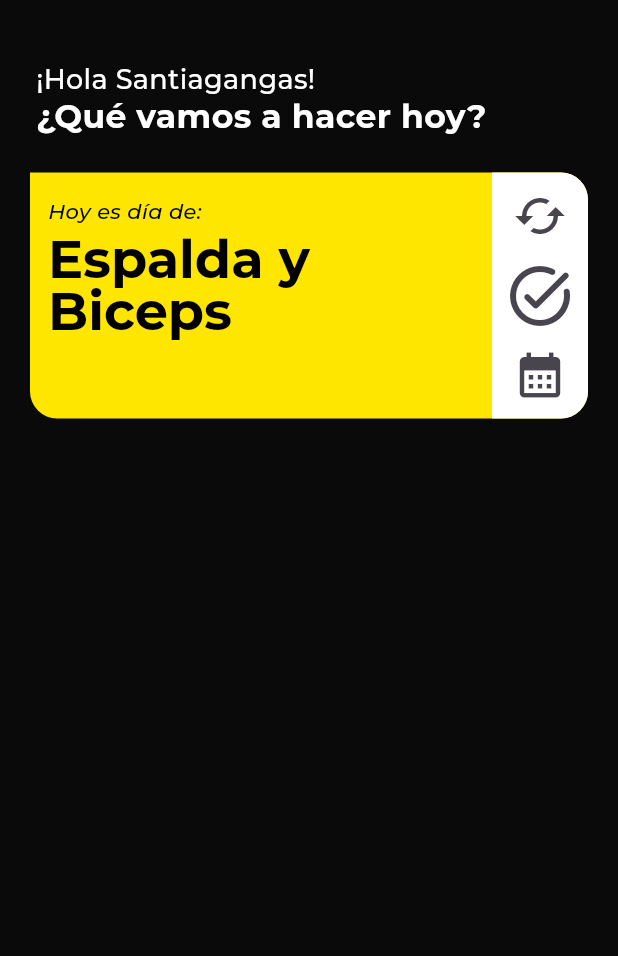
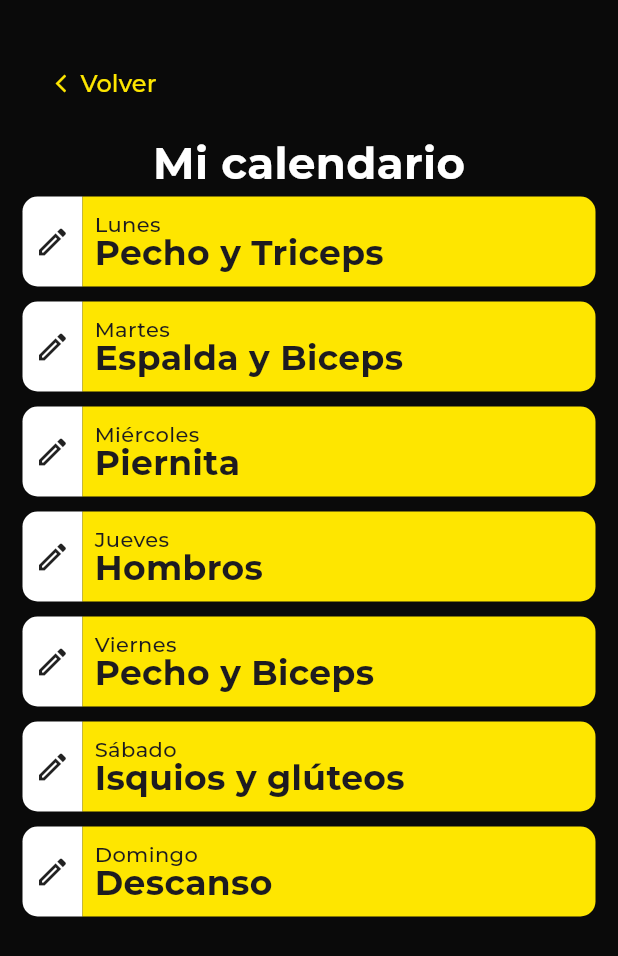
Before and after one commit to Santimartz12/gym-tracker, a Flutter app: the screen it shows after launch, after a tap on the "calendar month" icon, on a phone screen of 412 x 824 dp. Shown: the top 956 px of the screen. Run offline on Flutter 3.47's test engine with Material 2 defaults, Android fonts, the phone set to English and light mode, and no system bars; our stand-ins replace shared_preferences.

Commit message:
Calendar page design

```diff
--- /dev/null
+++ b/lib/src/components/calendarDay.dart
@@ -0,0 +1,79 @@
+import 'package:flutter/material.dart';
+import 'package:gim_tracker/src/styles/colorsApp.dart';
+
+class CalendarDay extends StatelessWidget {
+  CalendarDay({
+    Key? key,
+    required this.nameDay,
+    required this.trainingDay,
+  }) : super(key: key);
+
+  final colorsApp = ColorsApp();
+
+  final String nameDay;
+  final String trainingDay;
+
+  @override
+  Widget build(BuildContext context) {
+    return Container(
+      height: 60,
+      child: Row(
+        children: [
+          GestureDetector(
+            onTap: () {
+              print(trainingDay);
+            },
+            child: Container(
+              decoration: BoxDecoration(
+                borderRadius: BorderRadius.only(
+                  topLeft: Radius.circular(10),
+                  bottomLeft: Radius.circular(10),
+                ),
+                color: colorsApp.lightColor,
+              ),
+              child: Padding(
+                padding: const EdgeInsets.all(8.0),
+                child: Icon(Icons.edit_outlined),
+              ),
+              height: double.infinity,
+            ),
+          ),
+          Expanded(
+            child: Container(
+              decoration: BoxDecoration(
+                borderRadius: BorderRadius.only(
+                  topRight: Radius.circular(10),
+                  bottomRight: Radius.circular(10),
+                ),
+                color: colorsApp.primaryColor,
+              ),
+              child: Padding(
+                padding: const EdgeInsets.all(8.0),
+                child: Column(
+                    crossAxisAlignment: CrossAxisAlignment.start,
+                    mainAxisAlignment: MainAxisAlignment.center,
+                    children: [
+                      Text(
+                        nameDay,
+                        style: TextStyle(height: 1),
+                      ),
+                      FittedBox(
+                        fit: BoxFit.scaleDown,
+                        child: Text(
+                          trainingDay,
+                          style: TextStyle(
+                            fontSize: 23,
+                            height: 1,
+                            fontWeight: FontWeight.w700,
+                          ),
+                        ),
+                      ),
+                    ]),
+              ),
+            ),
+          ),
+        ],
+      ),
+    );
+  }
+}
--- a/lib/src/components/dailyTraining.dart
+++ b/lib/src/components/dailyTraining.dart
@@ -3,7 +3,7 @@ import 'package:gim_tracker/src/styles/colorsApp.dart';
 import 'package:shared_preferences/shared_preferences.dart';
 
 class DailyTraining extends StatefulWidget {
-  DailyTraining({
+  const DailyTraining({
     Key? key,
   }) : super(key: key);
 
@@ -17,6 +17,18 @@ Future<bool> getSavedValue() async {
 }
 
 class _DailyTrainingState extends State<DailyTraining> {
+  List<String> trainingDate = [
+    'Pecho y Triceps',
+    'Espalda y Biceps',
+    'Piernita',
+    'Hombros',
+    'Pecho y Biceps',
+    'Isquios y glúteos',
+    'Descanso'
+  ];
+
+  var weekDay = DateTime.now().weekday;
+
   final colorsApp = ColorsApp();
 
   bool done = false;
@@ -66,7 +78,7 @@ class _DailyTrainingState extends State<DailyTraining> {
                   SizedBox(
                     width: MediaQuery.of(context).size.width - 130,
                     child: Text(
-                      'Espalda y Biceps',
+                      trainingDate[weekDay - 1],
                       style: TextStyle(
                         fontWeight: FontWeight.w700,
                         fontSize: 35,
@@ -76,6 +88,18 @@ class _DailyTrainingState extends State<DailyTraining> {
                       ),
                     ),
                   ),
+                  done
+                      ? Text(
+                          'Completado',
+                          style: TextStyle(
+                            fontWeight: FontWeight.w700,
+                            fontStyle: FontStyle.italic,
+                            fontSize: 14.5,
+                            height: 1.7,
+                            color: colorsApp.fontsDarkColor,
+                          ),
+                        )
+                      : Container(),
                 ],
               ),
             ),
@@ -116,7 +140,9 @@ class _DailyTrainingState extends State<DailyTraining> {
                       ),
                     ),
                     IconButton(
-                      onPressed: () {},
+                      onPressed: () {
+                        Navigator.pushNamed(context, '/editCalendar');
+                      },
                       icon: const Icon(Icons.calendar_month),
                       iconSize: 36,
                       style: const ButtonStyle(
--- /dev/null
+++ b/lib/src/components/goBackBtn.dart
@@ -0,0 +1,44 @@
+import 'package:flutter/material.dart';
+import 'package:gim_tracker/src/styles/colorsApp.dart';
+
+class GoBackBtn extends StatelessWidget {
+  GoBackBtn({
+    Key? key,
+  }) : super(key: key);
+
+  final colorsApp = ColorsApp();
+
+  @override
+  Widget build(BuildContext context) {
+    return TextButton(
+      style: ButtonStyle(
+          overlayColor: MaterialStatePropertyAll(Color.fromARGB(0, 0, 0, 0))),
+      onPressed: (() {
+        Navigator.pop(context);
+      }),
+      child: Container(
+        width: 100,
+        child: Row(
+          children: [
+            Icon(
+              Icons.arrow_back_ios_new,
+              color: colorsApp.primaryColor,
+              size: 14,
+            ),
+            Padding(
+              padding: const EdgeInsets.all(6.0),
+              child: Text(
+                'Volver',
+                style: TextStyle(
+                  color: colorsApp.primaryColor,
+                  fontSize: 16,
+                ),
+              ),
+            ),
+          ],
+          mainAxisAlignment: MainAxisAlignment.center,
+        ),
+      ),
+    );
+  }
+}
--- /dev/null
+++ b/lib/src/screens/editCalendar.dart
@@ -0,0 +1,71 @@
+import 'package:flutter/material.dart';
+import 'package:gim_tracker/src/components/titulo.dart';
+import 'package:gim_tracker/src/styles/colorsApp.dart';
+
+import '../components/calendarDay.dart';
+import '../components/goBackBtn.dart';
+
+class EditCalendar extends StatelessWidget {
+  const EditCalendar({super.key});
+
+  @override
+  Widget build(BuildContext context) {
+    var date = DateTime.now().weekday;
+
+    List<String> trainingDate = [
+      'Pecho y Triceps',
+      'Espalda y Biceps',
+      'Piernita',
+      'Hombros',
+      'Pecho y Biceps',
+      'Isquios y glúteos',
+      'Descanso'
+    ];
+    List<String> days = [
+      'Lunes',
+      'Martes',
+      'Miércoles',
+      'Jueves',
+      'Viernes',
+      'Sábado',
+      'Domingo'
+    ];
+
+    final colorsApp = ColorsApp();
+
+    return Scaffold(
+      backgroundColor: colorsApp.backgroundColor,
+      body: Padding(
+        padding: const EdgeInsets.fromLTRB(10, 30, 10, 10),
+        child: Column(
+          crossAxisAlignment: CrossAxisAlignment.start,
+          children: [
+            GoBackBtn(),
+            Padding(
+              padding: const EdgeInsets.fromLTRB(5, 10, 5, 0),
+              child: Center(
+                child: Titulo(titulo: 'Mi calendario'),
+              ),
+            ),
+            ListView.builder(
+              scrollDirection: Axis.vertical,
+              shrinkWrap: true,
+              itemCount: days.length,
+              itemBuilder: (context, index) {
+                final trainingDay = trainingDate[index];
+                final nameDay = days[index];
+                return Padding(
+                  padding: const EdgeInsets.all(5.0),
+                  child: CalendarDay(
+                    nameDay: nameDay,
+                    trainingDay: trainingDay,
+                  ),
+                );
+              },
+            )
+          ],
+        ),
+      ),
+    );
+  }
+}
--- a/lib/src/screens/myApp.dart
+++ b/lib/src/screens/myApp.dart
@@ -1,4 +1,5 @@
 import 'package:flutter/material.dart';
+import 'package:gim_tracker/src/screens/editCalendar.dart';
 import 'package:gim_tracker/src/screens/homePage.dart';
 
 class MyApp extends StatelessWidget {
@@ -15,6 +16,7 @@ class MyApp extends StatelessWidget {
       initialRoute: '/',
       routes: {
         '/': (context) => HomePage(),
+        '/editCalendar': (context) => EditCalendar(),
       },
     );
   }
--- a/pubspec.yaml
+++ b/pubspec.yaml
@@ -84,6 +84,9 @@ flutter:
         - asset: assets/fonts/Montserrat-Medium.ttf
         - asset: assets/fonts/Montserrat-Bold.ttf
           weight: 700
+        - asset: assets/fonts/Montserrat-BoldItalic.ttf
+          weight: 700
+          style: italic
         - asset: assets/fonts/Montserrat-MediumItalic.ttf
           style: italic
   # fonts:
```
Also changed, not shown: assets/fonts/Montserrat-BoldItalic.ttf (added).
